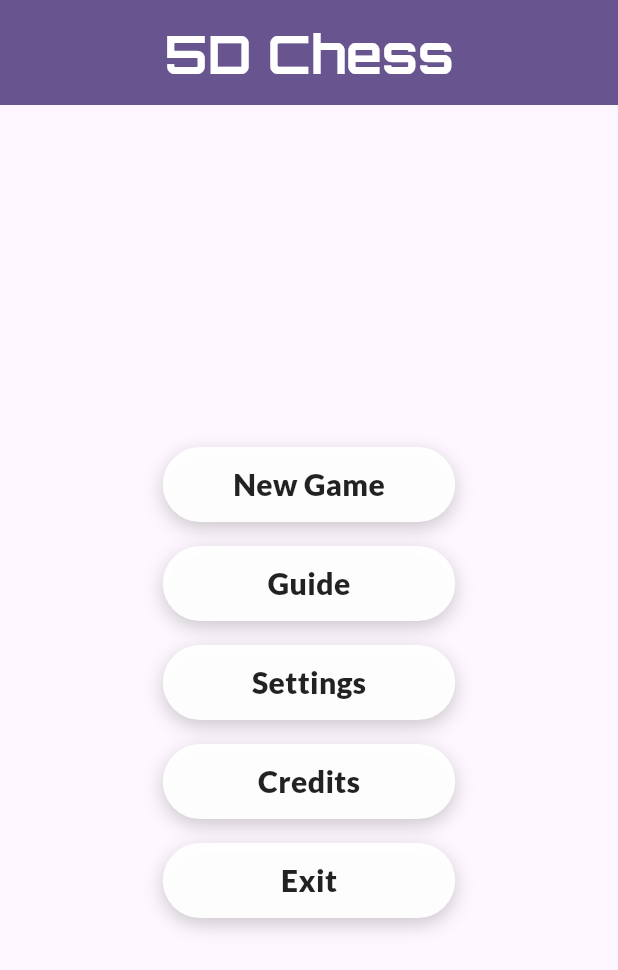
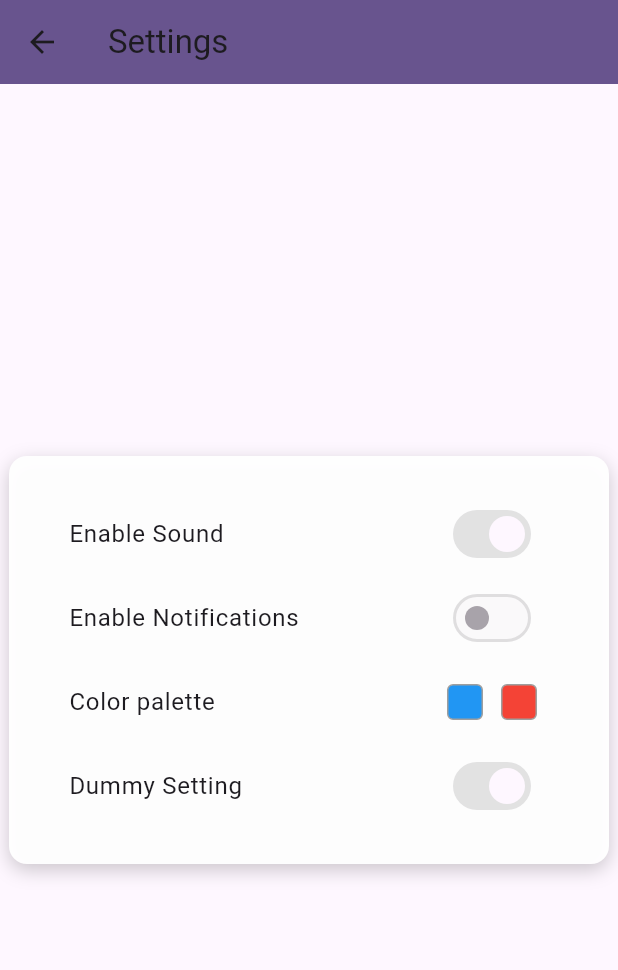
Before and after one commit to Wealth1000/_5d_chess, a Flutter app: the screen it shows after launch, after a tap on "Settings", on a phone screen of 412 x 824 dp. Shown: the top 970 px of the screen. Run offline on Flutter 3.47's test engine with Material 3 defaults, Android fonts, the phone set to English and light mode, and no system bars; our stand-ins replace google_fonts.

Commit message:
Add SettingsScreen and update navigation from HomeScreen

```diff
--- a/lib/ui/screens/home_screen.dart
+++ b/lib/ui/screens/home_screen.dart
@@ -1,3 +1,4 @@
+import 'package:_5d_chess/ui/screens/settings_screen.dart';
 import 'package:_5d_chess/ui/widgets/custom_button.dart';
 import 'package:flutter/material.dart';
 import 'package:google_fonts/google_fonts.dart';
@@ -37,7 +38,9 @@ class HomeScreen extends StatelessWidget {
               ),
               const SizedBox(height: 16),
               Center(
-                child: CustomButton(onPressed: () {}, text: 'Settings'),
+                child: CustomButton(onPressed: () {
+                  Navigator.push(context, MaterialPageRoute(builder: (context) => const SettingsScreen()));
+                }, text: 'Settings'),
               ),
               const SizedBox(height: 16),
               Center(
--- /dev/null
+++ b/lib/ui/screens/settings_screen.dart
@@ -0,0 +1,71 @@
+import 'package:_5d_chess/ui/widgets/custom_dialog_box.dart';
+import 'package:flutter/material.dart';
+
+class SettingsScreen extends StatelessWidget {
+  const SettingsScreen({super.key});
+
+  @override
+  Widget build(BuildContext context) {
+    return Scaffold(
+      appBar: AppBar(
+        title: const Text('Settings'),
+        backgroundColor: Theme.of(context).colorScheme.primary,
+      ),
+      body: Center(
+        child: CustomDialogBox(
+          children: [
+            const ListTile(
+              title: Text('Enable Sound'),
+              trailing: Switch(value: true, onChanged: null),
+            ),
+            const ListTile(
+              title: Text('Enable Notifications'),
+              trailing: Switch(value: false, onChanged: null),
+            ),
+            ListTile(
+              title: Text('Color palette'),
+              trailing: Row(
+              mainAxisSize: MainAxisSize.min,
+              children: [
+                InkWell(
+                onTap: () {
+                  // Add color picker logic here for first box
+                },
+                child: Container(
+                  width: 24,
+                  height: 24,
+                  decoration: BoxDecoration(
+                  color: Colors.blue, // Default color
+                  border: Border.all(color: Colors.grey),
+                  borderRadius: BorderRadius.circular(4),
+                  ),
+                ),
+                ),
+                const SizedBox(width: 12),
+                InkWell(
+                onTap: () {
+                  // Add color picker logic here for second box
+                },
+                child: Container(
+                  width: 24,
+                  height: 24,
+                  decoration: BoxDecoration(
+                  color: Colors.red, // Default color
+                  border: Border.all(color: Colors.grey),
+                  borderRadius: BorderRadius.circular(4),
+                  ),
+                ),
+                ),
+              ],
+              ),
+            ),
+            const ListTile(
+              title: Text('Dummy Setting'),
+              trailing: Switch(value: true, onChanged: null),
+            ),
+          ]
+        ),
+      ),
+    );
+  }
+}
--- /dev/null
+++ b/lib/ui/widgets/custom_dialog_box.dart
@@ -0,0 +1,79 @@
+import 'package:flutter/material.dart';
+
+class CustomDialogBox extends StatelessWidget {
+
+  const CustomDialogBox({
+    super.key,
+    required this.children,
+    this.title,
+    this.width = 400,
+    this.height,
+    this.padding = const EdgeInsets.all(24),
+    this.backgroundColor = const Color(0xF5FFFFFF),
+    this.borderRadius = 12,
+  });
+  final List<Widget> children;
+  final String? title;
+  final double width;
+  final double? height;
+  final EdgeInsets padding;
+  final Color backgroundColor;
+  final double borderRadius;
+
+  @override
+  Widget build(BuildContext context) {
+    return Center(
+      child: Container(
+        width: width,
+        height: height,
+        decoration: BoxDecoration(
+          color: backgroundColor,
+          borderRadius: BorderRadius.circular(borderRadius),
+          boxShadow: [
+            BoxShadow(
+              color: Colors.black.withValues(alpha: 0.2),
+              blurRadius: 10,
+              offset: const Offset(0, 4),
+            ),
+          ],
+        ),
+        child: Column(
+          mainAxisSize: MainAxisSize.min,
+          crossAxisAlignment: CrossAxisAlignment.stretch,
+          children: [
+            if (title != null)
+              Padding(
+                padding: EdgeInsets.only(
+                  top: padding.top,
+                  left: padding.left,
+                  right: padding.right,
+                  bottom: padding.bottom / 2,
+                ),
+                child: Text(
+                  title!,
+                  style: Theme.of(
+                    context,
+                  ).textTheme.titleLarge?.copyWith(fontWeight: FontWeight.bold),
+                  textAlign: TextAlign.center,
+                ),
+              ),
+            Padding(
+              padding: title != null
+                  ? EdgeInsets.only(
+                      left: padding.left,
+                      right: padding.right,
+                      bottom: padding.bottom,
+                    )
+                  : padding,
+              child: Column(
+                mainAxisSize: MainAxisSize.min,
+                crossAxisAlignment: CrossAxisAlignment.stretch,
+                children: children,
+              ),
+            ),
+          ],
+        ),
+      ),
+    );
+  }
+}
```
